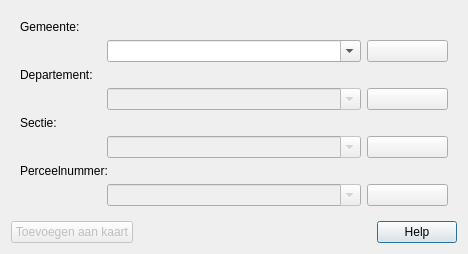
Above: ui_geopunt4qgisParcel.ui from warrieka/geopunt4Qgis before the change. Below: the same form after it.
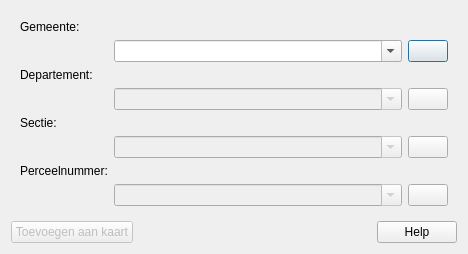
That is the form after the change. Icons and pictures are not drawn.

Diff of the .ui file:
```diff
--- a/ui_geopunt4qgisParcel.ui
+++ b/ui_geopunt4qgisParcel.ui
@@ -33,39 +33,103 @@
        <verstretch>0</verstretch>
       </sizepolicy>
      </property>
-     <layout class="QGridLayout" name="gridLayout">
-      <property name="sizeConstraint">
-       <enum>QLayout::SetDefaultConstraint</enum>
-      </property>
-      <item row="2" column="0" colspan="3">
+     <layout class="QFormLayout" name="formLayout">
+      <item row="0" column="0">
+       <widget class="QLabel" name="municipalityLbl">
+        <property name="text">
+         <string>Gemeente:</string>
+        </property>
+       </widget>
+      </item>
+      <item row="1" column="1">
+       <layout class="QHBoxLayout" name="horizontalLayout">
+        <item>
+         <widget class="QComboBox" name="municipalityCbx">
+          <property name="sizePolicy">
+           <sizepolicy hsizetype="MinimumExpanding" vsizetype="Fixed">
+            <horstretch>0</horstretch>
+            <verstretch>0</verstretch>
+           </sizepolicy>
+          </property>
+          <property name="editable">
+           <bool>true</bool>
+          </property>
+         </widget>
+        </item>
+        <item>
+         <widget class="QPushButton" name="ZoomKnop_muni">
+          <property name="toolTip">
+           <string>Zoom naar</string>
+          </property>
+          <property name="statusTip">
+           <string>Zoom naar</string>
+          </property>
+          <property name="text">
+           <string/>
+          </property>
+          <property name="icon">
+           <iconset resource="resources.qrc">
+            <normaloff>:/plugins/geopunt4Qgis/images/binocularsSmall.png</normaloff>:/plugins/geopunt4Qgis/images/binocularsSmall.png</iconset>
+          </property>
+          <property name="autoDefault">
+           <bool>true</bool>
+          </property>
+          <property name="flat">
+           <bool>false</bool>
+          </property>
+         </widget>
+        </item>
+       </layout>
+      </item>
+      <item row="2" column="0">
        <widget class="QLabel" name="departmentLbl">
         <property name="text">
          <string>Departement:</string>
         </property>
        </widget>
       </item>
-      <item row="1" column="4">
-       <widget class="QPushButton" name="ZoomKnop_muni">
-        <property name="toolTip">
-         <string>Zoom naar</string>
-        </property>
-        <property name="statusTip">
-         <string>Zoom naar</string>
-        </property>
-        <property name="text">
-         <string/>
-        </property>
-        <property name="icon">
-         <iconset resource="resources.qrc">
-          <normaloff>:/plugins/geopunt4Qgis/images/binocularsSmall.png</normaloff>:/plugins/geopunt4Qgis/images/binocularsSmall.png</iconset>
-        </property>
-        <property name="autoDefault">
-         <bool>false</bool>
-        </property>
-        <property name="flat">
-         <bool>false</bool>
-        </property>
-       </widget>
+      <item row="3" column="1">
+       <layout class="QHBoxLayout" name="horizontalLayout_2">
+        <item>
+         <widget class="QComboBox" name="departmentCbx">
+          <property name="enabled">
+           <bool>false</bool>
+          </property>
+          <property name="sizePolicy">
+           <sizepolicy hsizetype="MinimumExpanding" vsizetype="Fixed">
+            <horstretch>0</horstretch>
+            <verstretch>0</verstretch>
+           </sizepolicy>
+          </property>
+          <property name="editable">
+           <bool>true</bool>
+          </property>
+         </widget>
+        </item>
+        <item>
+         <widget class="QPushButton" name="ZoomKnop_dep">
+          <property name="toolTip">
+           <string>Zoom naar</string>
+          </property>
+          <property name="statusTip">
+           <string>Zoom naar</string>
+          </property>
+          <property name="text">
+           <string/>
+          </property>
+          <property name="icon">
+           <iconset resource="resources.qrc">
+            <normaloff>:/plugins/geopunt4Qgis/images/binocularsSmall.png</normaloff>:/plugins/geopunt4Qgis/images/binocularsSmall.png</iconset>
+          </property>
+          <property name="autoDefault">
+           <bool>true</bool>
+          </property>
+          <property name="flat">
+           <bool>false</bool>
+          </property>
+         </widget>
+        </item>
+       </layout>
       </item>
       <item row="4" column="0">
        <widget class="QLabel" name="sectionLbl">
@@ -74,156 +138,105 @@
         </property>
        </widget>
       </item>
-      <item row="3" column="1" colspan="3">
-       <widget class="QComboBox" name="departmentCbx">
-        <property name="enabled">
-         <bool>false</bool>
-        </property>
-        <property name="sizePolicy">
-         <sizepolicy hsizetype="MinimumExpanding" vsizetype="Fixed">
-          <horstretch>0</horstretch>
-          <verstretch>0</verstretch>
-         </sizepolicy>
-        </property>
-        <property name="editable">
-         <bool>true</bool>
-        </property>
-       </widget>
+      <item row="5" column="1">
+       <layout class="QHBoxLayout" name="horizontalLayout_3">
+        <item>
+         <widget class="QComboBox" name="sectionCbx">
+          <property name="enabled">
+           <bool>false</bool>
+          </property>
+          <property name="sizePolicy">
+           <sizepolicy hsizetype="MinimumExpanding" vsizetype="Fixed">
+            <horstretch>0</horstretch>
+            <verstretch>0</verstretch>
+           </sizepolicy>
+          </property>
+          <property name="editable">
+           <bool>true</bool>
+          </property>
+         </widget>
+        </item>
+        <item>
+         <widget class="QPushButton" name="ZoomKnop_sect">
+          <property name="toolTip">
+           <string>Zoom naar</string>
+          </property>
+          <property name="statusTip">
+           <string>Zoom naar</string>
+          </property>
+          <property name="text">
+           <string/>
+          </property>
+          <property name="icon">
+           <iconset resource="resources.qrc">
+            <normaloff>:/plugins/geopunt4Qgis/images/binocularsSmall.png</normaloff>:/plugins/geopunt4Qgis/images/binocularsSmall.png</iconset>
+          </property>
+          <property name="autoDefault">
+           <bool>true</bool>
+          </property>
+          <property name="flat">
+           <bool>false</bool>
+          </property>
+         </widget>
+        </item>
+       </layout>
       </item>
-      <item row="7" column="1" colspan="3">
-       <widget class="QComboBox" name="parcelCbx">
-        <property name="enabled">
-         <bool>false</bool>
-        </property>
-        <property name="sizePolicy">
-         <sizepolicy hsizetype="MinimumExpanding" vsizetype="Fixed">
-          <horstretch>0</horstretch>
-          <verstretch>0</verstretch>
-         </sizepolicy>
-        </property>
-        <property name="editable">
-         <bool>true</bool>
-        </property>
-       </widget>
-      </item>
-      <item row="0" column="0" colspan="2">
-       <widget class="QLabel" name="municipalityLbl">
-        <property name="text">
-         <string>Gemeente:</string>
-        </property>
-       </widget>
-      </item>
-      <item row="1" column="1" colspan="3">
-       <widget class="QComboBox" name="municipalityCbx">
-        <property name="sizePolicy">
-         <sizepolicy hsizetype="MinimumExpanding" vsizetype="Fixed">
-          <horstretch>0</horstretch>
-          <verstretch>0</verstretch>
-         </sizepolicy>
-        </property>
-        <property name="editable">
-         <bool>true</bool>
-        </property>
-       </widget>
-      </item>
-      <item row="3" column="4">
-       <widget class="QPushButton" name="ZoomKnop_dep">
-        <property name="toolTip">
-         <string>Zoom naar</string>
-        </property>
-        <property name="statusTip">
-         <string>Zoom naar</string>
-        </property>
-        <property name="text">
-         <string/>
-        </property>
-        <property name="icon">
-         <iconset resource="resources.qrc">
-          <normaloff>:/plugins/geopunt4Qgis/images/binocularsSmall.png</normaloff>:/plugins/geopunt4Qgis/images/binocularsSmall.png</iconset>
-        </property>
-        <property name="autoDefault">
-         <bool>false</bool>
-        </property>
-        <property name="flat">
-         <bool>false</bool>
-        </property>
-       </widget>
-      </item>
-      <item row="5" column="4">
-       <widget class="QPushButton" name="ZoomKnop_sect">
-        <property name="toolTip">
-         <string>Zoom naar</string>
-        </property>
-        <property name="statusTip">
-         <string>Zoom naar</string>
-        </property>
-        <property name="text">
-         <string/>
-        </property>
-        <property name="icon">
-         <iconset resource="resources.qrc">
-          <normaloff>:/plugins/geopunt4Qgis/images/binocularsSmall.png</normaloff>:/plugins/geopunt4Qgis/images/binocularsSmall.png</iconset>
-        </property>
-        <property name="autoDefault">
-         <bool>false</bool>
-        </property>
-        <property name="flat">
-         <bool>false</bool>
-        </property>
-       </widget>
-      </item>
-      <item row="7" column="4">
-       <widget class="QPushButton" name="ZoomKnop_parcel">
-        <property name="sizePolicy">
-         <sizepolicy hsizetype="Minimum" vsizetype="Minimum">
-          <horstretch>0</horstretch>
-          <verstretch>0</verstretch>
-         </sizepolicy>
-        </property>
-        <property name="toolTip">
-         <string>Zoom naar</string>
-        </property>
-        <property name="statusTip">
-         <string>Zoom naar</string>
-        </property>
-        <property name="text">
-         <string/>
-        </property>
-        <property name="icon">
-         <iconset resource="resources.qrc">
-          <normaloff>:/plugins/geopunt4Qgis/images/binocularsSmall.png</normaloff>:/plugins/geopunt4Qgis/images/binocularsSmall.png</iconset>
-        </property>
-        <property name="autoDefault">
-         <bool>false</bool>
-        </property>
-        <property name="flat">
-         <bool>false</bool>
-        </property>
-       </widget>
-      </item>
-      <item row="5" column="1" colspan="3">
-       <widget class="QComboBox" name="sectionCbx">
-        <property name="enabled">
-         <bool>false</bool>
-        </property>
-        <property name="sizePolicy">
-         <sizepolicy hsizetype="MinimumExpanding" vsizetype="Fixed">
-          <horstretch>0</horstretch>
-          <verstretch>0</verstretch>
-         </sizepolicy>
-        </property>
-        <property name="editable">
-         <bool>true</bool>
-        </property>
-       </widget>
-      </item>
-      <item row="6" column="0" colspan="3">
+      <item row="6" column="0">
        <widget class="QLabel" name="parcelLbl">
         <property name="text">
          <string>Perceelnummer:</string>
         </property>
        </widget>
       </item>
+      <item row="7" column="1">
+       <layout class="QHBoxLayout" name="horizontalLayout_4">
+        <item>
+         <widget class="QComboBox" name="parcelCbx">
+          <property name="enabled">
+           <bool>false</bool>
+          </property>
+          <property name="sizePolicy">
+           <sizepolicy hsizetype="MinimumExpanding" vsizetype="Fixed">
+            <horstretch>0</horstretch>
+            <verstretch>0</verstretch>
+           </sizepolicy>
+          </property>
+          <property name="editable">
+           <bool>true</bool>
+          </property>
+         </widget>
+        </item>
+        <item>
+         <widget class="QPushButton" name="ZoomKnop_parcel">
+          <property name="sizePolicy">
+           <sizepolicy hsizetype="Minimum" vsizetype="Minimum">
+            <horstretch>0</horstretch>
+            <verstretch>0</verstretch>
+           </sizepolicy>
+          </property>
+          <property name="toolTip">
+           <string>Zoom naar</string>
+          </property>
+          <property name="statusTip">
+           <string>Zoom naar</string>
+          </property>
+          <property name="text">
+           <string/>
+          </property>
+          <property name="icon">
+           <iconset resource="resources.qrc">
+            <normaloff>:/plugins/geopunt4Qgis/images/binocularsSmall.png</normaloff>:/plugins/geopunt4Qgis/images/binocularsSmall.png</iconset>
+          </property>
+          <property name="autoDefault">
+           <bool>true</bool>
+          </property>
+          <property name="flat">
+           <bool>false</bool>
+          </property>
+         </widget>
+        </item>
+       </layout>
+      </item>
      </layout>
     </widget>
    </item>
```
Left out of the diff: 11 changed lines with no effect on the pictures.
